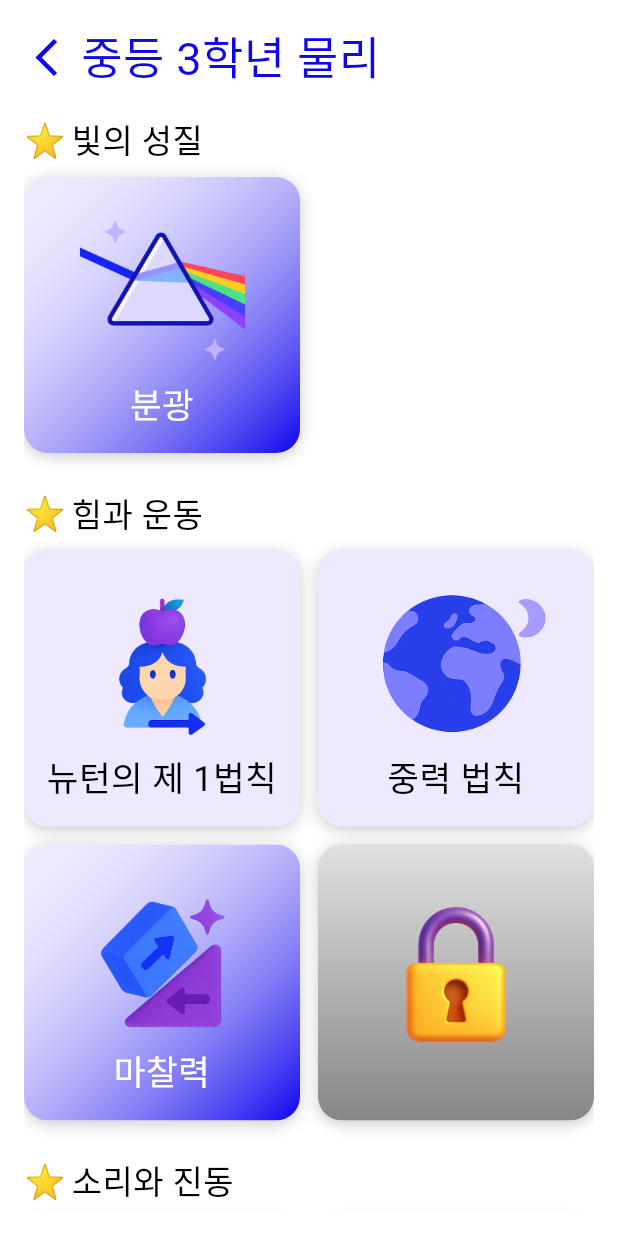
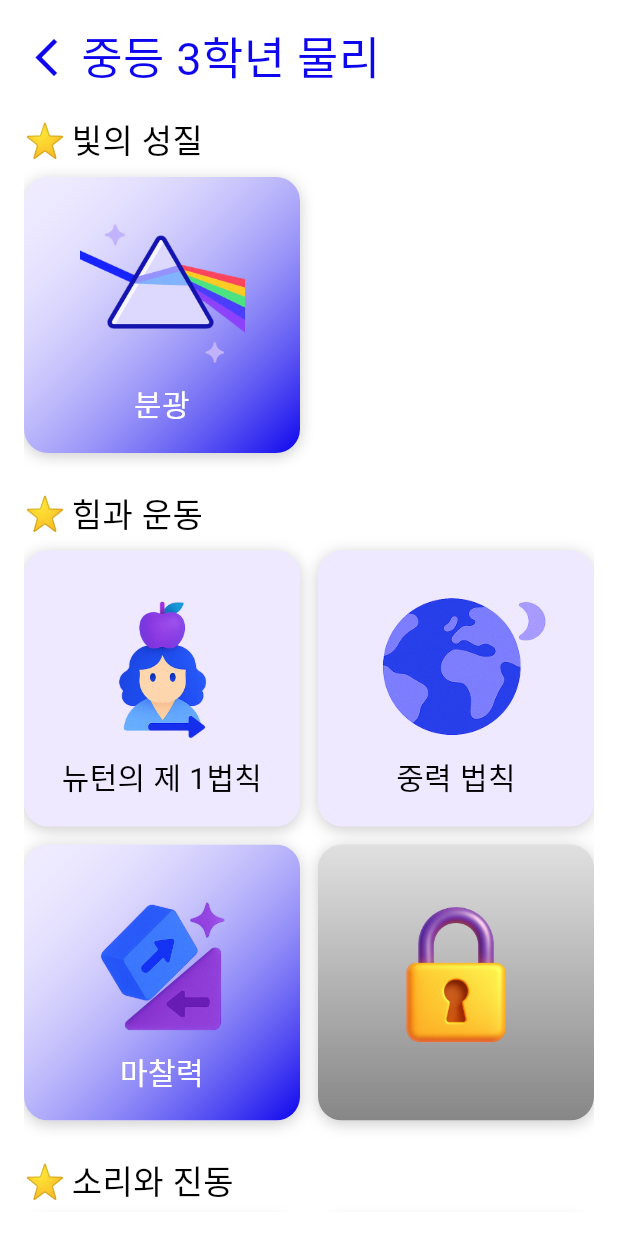
Before and after one commit to joon363/STdev_BREMEN, a Flutter app: the screen it shows after launch, after a tap on "중등 3학년 물리", on a phone screen of 412 x 824 dp. Run offline on Flutter 3.47's test engine with Material 3 defaults, Android fonts, the light colour scheme and no system bars; Roboto replaces fonts that are missing (Kakao).

Commit message:
update on chemistry dart

```diff
--- a/lib/data/collection_chemistry_grade1.dart
+++ b/lib/data/collection_chemistry_grade1.dart
@@ -5,7 +5,7 @@ final Map<String, List<CardItem>> chemistryGrade1 = {
   "물질의 상태": [
     CardItem(
       name: "고체, 액체, 기체",
-      imagePath: "assets/images/states_of_matter.png",
+      imagePath: "lib/assets/icons/states_of_matter.png",
       isUnlocked: true,
       rarity: Rarity.common,
       description: "물질은 고체, 액체, 기체의 세 가지 상태로 존재하며 상태에 따라 모양과 부피가 달라집니다.",
@@ -21,7 +21,7 @@ final Map<String, List<CardItem>> chemistryGrade1 = {
   "물질의 성질": [
     CardItem(
       name: "밀도",
-      imagePath: "assets/images/density.png",
+      imagePath: "lib/assets/icons/density.png",
       isUnlocked: true,
       rarity: Rarity.rare,
       description: "밀도는 단위 부피당 질량을 나타내며, 같은 부피라도 질량이 다를 수 있습니다.",
@@ -37,7 +37,7 @@ final Map<String, List<CardItem>> chemistryGrade1 = {
   "혼합물과 분리": [
     CardItem(
       name: "여과 실험",
-      imagePath: "assets/images/filtration.png",
+      imagePath: "lib/assets/icons/filtration.png",
       isUnlocked: true,
       rarity: Rarity.common,
       description: "혼합물을 여과 장치를 통해 분리할 수 있습니다. 예: 물과 모래.",
--- a/lib/screens/CollectionDetail.dart
+++ b/lib/screens/CollectionDetail.dart
@@ -216,7 +216,7 @@ class CollectionCard extends StatelessWidget {
                         Text(
                           item.name,
                           style: TextStyle(
-                            fontSize: 23,
+                            fontSize: 20,
                             fontFamily: 'Kakao',
                             color: (item.rarity == Rarity.rare) ? Colors.white : Colors.black,
                           ),
```
Also changed, not shown: lib/assets/icons/density.png (added), lib/assets/icons/filtration.png (added), lib/assets/icons/states_of_matter.png (added).
